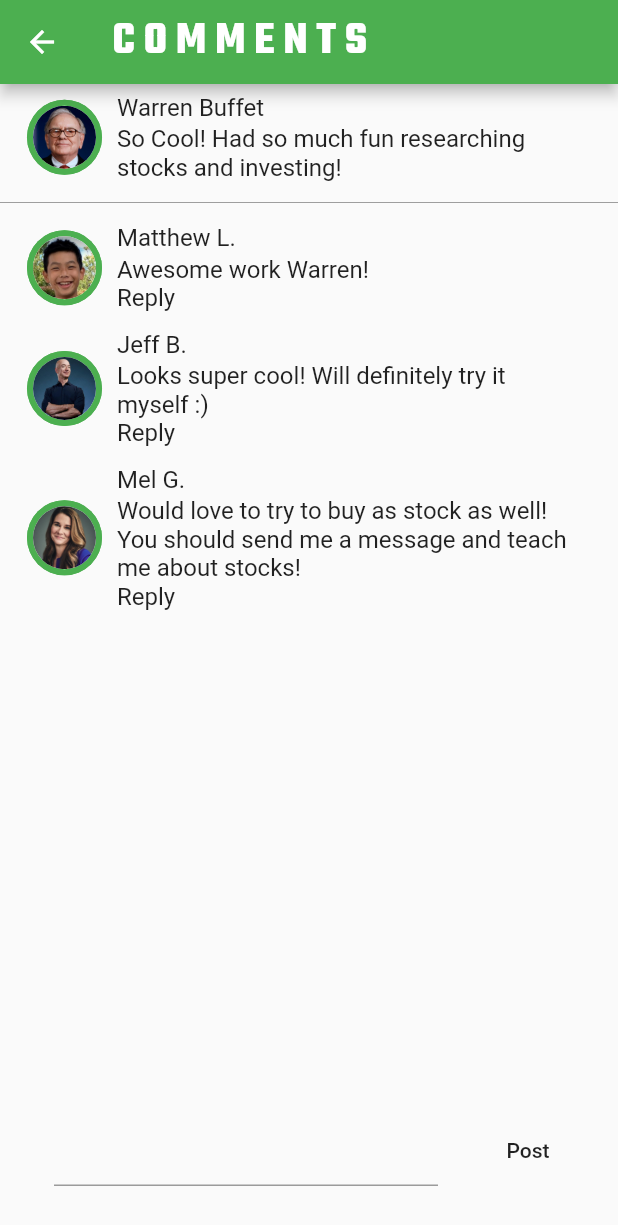
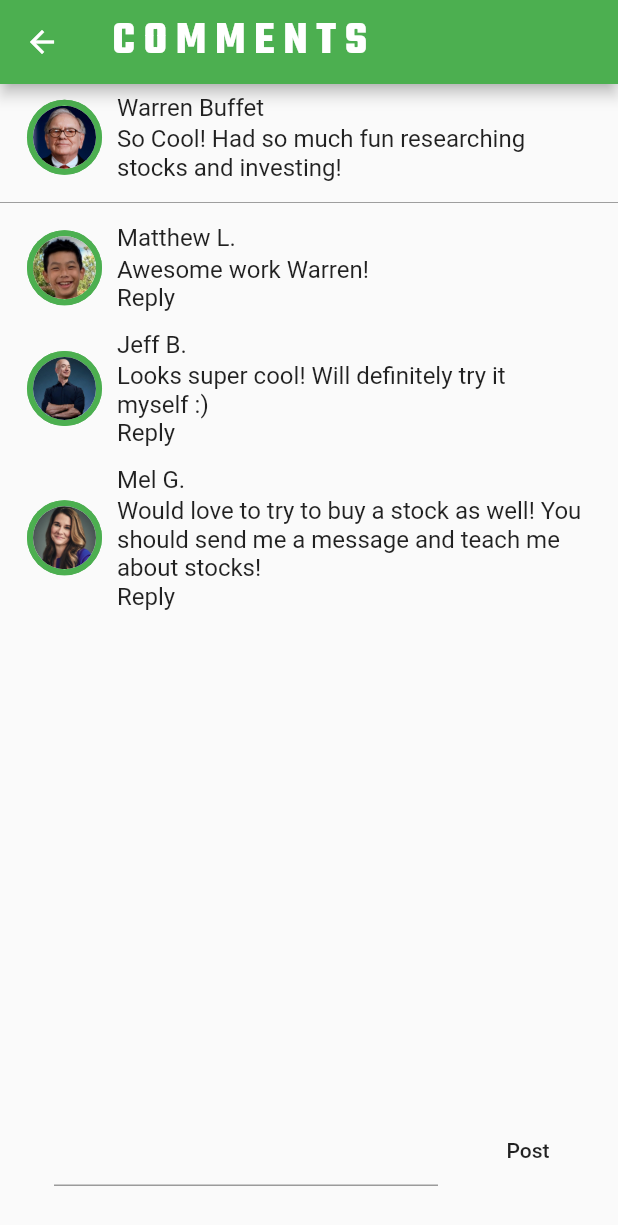
Before and after one commit to A2Pro/LAHVII-2, a Flutter app: the CommentsPage screen opened by its route, on a phone screen of 412 x 824 dp. Shown: the top 1225 px of the screen. Run offline on Flutter 3.47's test engine with Material 2 defaults, Android fonts, the phone set to English and light mode, and no system bars; drawn by our look-alikes of auto_size_text, circular_profile_avatar; our stand-ins replace animated_text_kit, badges, confetti, convex_bottom_bar, flutter_login, font_awesome_flutter and 7 more; missing offline and left inert: flip, floating_ribbon, slimy_card; Roboto replaces fonts that are missing (Monda).

```diff
--- a/lib/comments_page.dart
+++ b/lib/comments_page.dart
@@ -29,7 +29,7 @@ class _CommentsPageState extends State<CommentsPage> {
       CommentRow cr3 = new CommentRow(
           image: 'mel.png',
           comment:
-              "Would love to try to buy as stock as well! You should send me a message and teach me about stocks!",
+              "Would love to try to buy a stock as well! You should send me a message and teach me about stocks!",
           name: "Mel G.");
       comments.add(cr3);
     });
```
